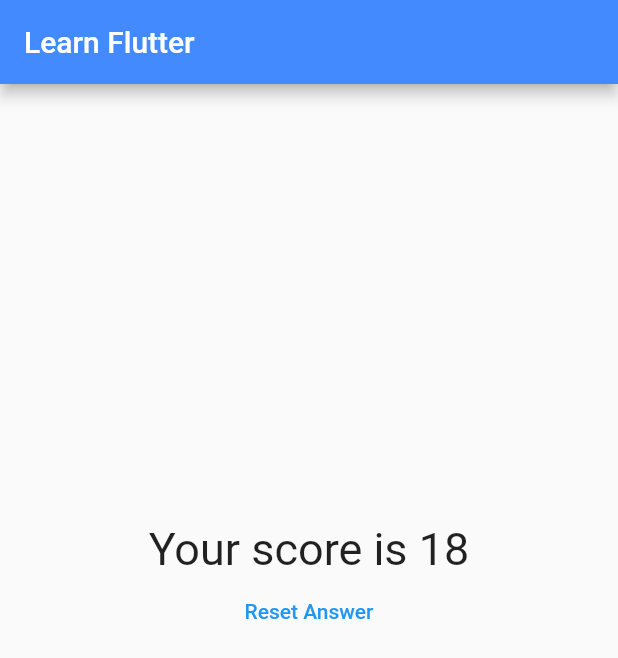
After one commit to zinct/flutter-quiz, a Flutter app: the screen it shows after launch, after a tap on "Orange", after a tap on "Naruto", after a tap on "PHP", on a phone screen of 412 x 824 dp. The commit adds this screen. Shown: the top 658 px of the screen. Run offline on Flutter 3.47's test engine with Material 2 defaults, Android fonts, the phone set to English and light mode, and no system bars.

Commit message:
Quiz score & resetting

```diff
--- a/lib/main.dart
+++ b/lib/main.dart
@@ -1,6 +1,8 @@
 import 'package:flutter/material.dart';
 import 'package:learn_flutter/answer_button.dart';
 import 'package:learn_flutter/question_text.dart';
+import 'package:learn_flutter/quiz.dart';
+import 'package:learn_flutter/result.dart';
 
 void main() => runApp(MyApp());
 
@@ -11,24 +13,46 @@ class MyApp extends StatefulWidget {
 
 class MyAppState extends State<MyApp> {
   int _questionIndex = 0;
+  int _scores = 0;
   final _questions = const [
     {
       'questionText': 'Whats your favorite color?',
-      'answers': ['Orange', 'Blue', 'Red', 'Black'],
+      'answers': [
+        {'name': 'Orange', 'score': 5},
+        {'name': 'Blue', 'score': 3},
+        {'name': 'Red', 'score': 8},
+        {'name': 'Black', 'score': 10},
+      ],
     },
     {
       'questionText': 'Whats your favorite movie?',
-      'answers': ['Gravity Falls', 'Naruto', 'Spiderman'],
+      'answers': [
+        {'name': 'Gravity Falls', 'score': 10},
+        {'name': 'Naruto', 'score': 8},
+        {'name': 'Spiderman', 'score': 5},
+      ],
     },
     {
       'questionText': 'Whats your favorite programming language?',
-      'answers': ['Dart', 'PHP', 'Javascript'],
+      'answers': [
+        {'name': 'PHP', 'score': 5},
+        {'name': 'Dart', 'score': 10},
+        {'name': 'JavaScript', 'score': 8},
+      ],
     },
   ];
 
-  void handleButtonPressed() {
+  void handleReset() {
+    setState(() {
+      _questionIndex = 0;
+      _scores = 0;
+    });
+  }
+
+  void handleAnswer(Map answer) {
     setState(() {
       _questionIndex += 1;
+      _scores += (answer['score'] as int);
     });
   }
 
@@ -41,20 +65,13 @@ class MyAppState extends State<MyApp> {
           backgroundColor: Colors.blueAccent,
         ),
         body: _questionIndex < _questions.length
-            ? Column(
-                children: [
-                  QuestionText(
-                      text:
-                          _questions[_questionIndex]['questionText'] as String),
-                  ...(_questions[_questionIndex]['answers'] as List<String>)
-                      .map((row) => AnswerButton(
-                            row,
-                            onClick: handleButtonPressed,
-                          )),
-                ],
+            ? Quiz(
+                question: _questions[_questionIndex],
+                onAnswer: handleAnswer,
               )
-            : Center(
-                child: Text('You did it!'),
+            : Result(
+                scores: _scores,
+                onReset: handleReset,
               ),
       ),
     );
--- /dev/null
+++ b/lib/quiz.dart
@@ -0,0 +1,27 @@
+import 'package:flutter/material.dart';
+
+import 'question_text.dart';
+import 'answer_button.dart';
+
+class Quiz extends StatelessWidget {
+  final Map<String, Object> question;
+  final void Function(Map) onAnswer;
+
+  const Quiz({required this.question, required this.onAnswer});
+
+  @override
+  Widget build(BuildContext context) {
+    return Container(
+      child: Column(
+        children: [
+          QuestionText(text: question['questionText'] as String),
+          ...(question['answers'] as List<Map<String, Object>>)
+              .map((row) => AnswerButton(
+                    row['name'] as String,
+                    onClick: () => onAnswer(row),
+                  )),
+        ],
+      ),
+    );
+  }
+}
--- /dev/null
+++ b/lib/result.dart
@@ -0,0 +1,26 @@
+import 'package:flutter/material.dart';
+
+class Result extends StatelessWidget {
+  final VoidCallback onReset;
+  final int scores;
+
+  Result({required this.onReset, required this.scores});
+
+  @override
+  Widget build(BuildContext context) {
+    return Container(
+      width: double.infinity,
+      margin: EdgeInsets.only(bottom: 100),
+      child: Column(
+        children: [
+          Text(
+            'Your score is ${scores.toString()}',
+            style: TextStyle(fontSize: 30),
+          ),
+          TextButton(onPressed: onReset, child: const Text("Reset Answer"))
+        ],
+        mainAxisAlignment: MainAxisAlignment.center,
+      ),
+    );
+  }
+}
```
